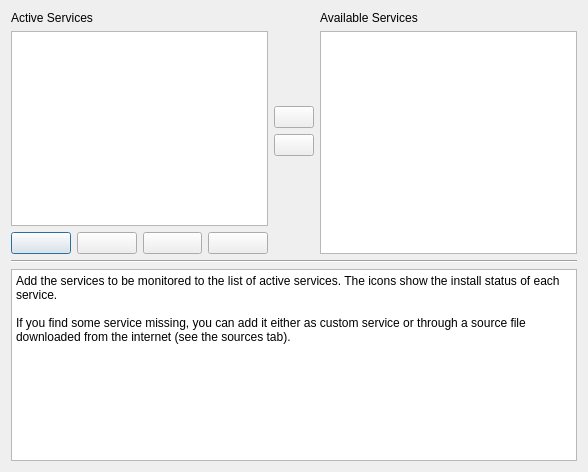
Old version of the form contents/code/dialogs/Services.ui in the repository mbleichner/service-monitor.
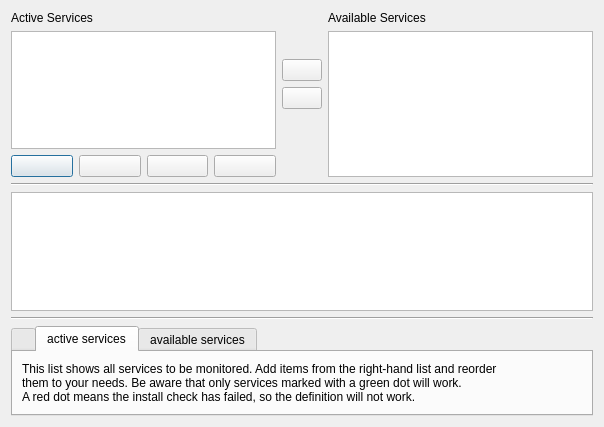
New version of the form. The open tabs and pages were chosen to show the change. Icons and pictures are not drawn.

Commit message: redesigned help (texts not completely finished)

```diff
--- a/contents/code/dialogs/Services.ui
+++ b/contents/code/dialogs/Services.ui
@@ -6,14 +6,14 @@
    <rect>
     <x>0</x>
     <y>0</y>
-    <width>588</width>
-    <height>472</height>
+    <width>604</width>
+    <height>427</height>
    </rect>
   </property>
   <property name="windowTitle">
    <string>Dialog</string>
   </property>
-  <layout class="QVBoxLayout" name="verticalLayout_4">
+  <layout class="QVBoxLayout" name="verticalLayout_8">
    <item>
     <layout class="QHBoxLayout" name="horizontalLayout_2">
      <item>
@@ -209,16 +209,98 @@
       <bool>true</bool>
      </property>
      <property name="html">
-      <string>&lt;!DOCTYPE HTML PUBLIC &quot;-//W3C//DTD HTML 4.0//EN&quot; &quot;http://www.w3.org/TR/REC-html40/strict.dtd&quot;&gt;
+      <string notr="true">&lt;!DOCTYPE HTML PUBLIC &quot;-//W3C//DTD HTML 4.0//EN&quot; &quot;http://www.w3.org/TR/REC-html40/strict.dtd&quot;&gt;
 &lt;html&gt;&lt;head&gt;&lt;meta name=&quot;qrichtext&quot; content=&quot;1&quot; /&gt;&lt;style type=&quot;text/css&quot;&gt;
 p, li { white-space: pre-wrap; }
-&lt;/style&gt;&lt;/head&gt;&lt;body style=&quot; font-family:'Nimbus Sans L'; font-size:9pt; font-weight:400; font-style:normal;&quot;&gt;
-&lt;p style=&quot; margin-top:0px; margin-bottom:0px; margin-left:0px; margin-right:0px; -qt-block-indent:0; text-indent:0px;&quot;&gt;Add the services to be monitored to the list of active services. The icons show the install status of each service.&lt;/p&gt;
-&lt;p style=&quot;-qt-paragraph-type:empty; margin-top:0px; margin-bottom:0px; margin-left:0px; margin-right:0px; -qt-block-indent:0; text-indent:0px;&quot;&gt;&lt;/p&gt;
-&lt;p style=&quot; margin-top:0px; margin-bottom:0px; margin-left:0px; margin-right:0px; -qt-block-indent:0; text-indent:0px;&quot;&gt;If you find some service missing, you can add it either as custom service or through a source file downloaded from the internet (see the sources tab).&lt;/p&gt;&lt;/body&gt;&lt;/html&gt;</string>
+&lt;/style&gt;&lt;/head&gt;&lt;body style=&quot; font-family:'DejaVu Sans'; font-size:9pt; font-weight:400; font-style:normal;&quot;&gt;
+&lt;p style=&quot;-qt-paragraph-type:empty; margin-top:0px; margin-bottom:0px; margin-left:0px; margin-right:0px; -qt-block-indent:0; text-indent:0px;&quot;&gt;&lt;/p&gt;&lt;/body&gt;&lt;/html&gt;</string>
      </property>
     </widget>
    </item>
+   <item>
+    <widget class="Line" name="line_2">
+     <property name="sizePolicy">
+      <sizepolicy hsizetype="Minimum" vsizetype="Fixed">
+       <horstretch>0</horstretch>
+       <verstretch>0</verstretch>
+      </sizepolicy>
+     </property>
+     <property name="orientation">
+      <enum>Qt::Horizontal</enum>
+     </property>
+    </widget>
+   </item>
+   <item>
+    <widget class="QTabWidget" name="helpTabWidget">
+     <property name="currentIndex">
+      <number>2</number>
+     </property>
+     <widget class="QWidget" name="help">
+      <attribute name="icon">
+       <iconset resource="../resources/icons/icons.qrc">
+        <normaloff>:/help.png</normaloff>:/help.png</iconset>
+      </attribute>
+      <attribute name="title">
+       <string/>
+      </attribute>
+      <layout class="QVBoxLayout" name="verticalLayout_4">
+       <item>
+        <widget class="QLabel" name="label_2">
+         <property name="text">
+          <string>Add the services to be monitored to the list of active services. The icons show the install
+status of each service. If you find some service missing, you can add it either as custom
+service or through a source file downloaded from the internet (see the sources tab).</string>
+         </property>
+         <property name="alignment">
+          <set>Qt::AlignLeading|Qt::AlignLeft|Qt::AlignVCenter</set>
+         </property>
+        </widget>
+       </item>
+      </layout>
+     </widget>
+     <widget class="QWidget" name="tab_1">
+      <attribute name="title">
+       <string>active services</string>
+      </attribute>
+      <layout class="QVBoxLayout" name="verticalLayout_5">
+       <item>
+        <widget class="QLabel" name="label">
+         <property name="sizePolicy">
+          <sizepolicy hsizetype="Minimum" vsizetype="Fixed">
+           <horstretch>0</horstretch>
+           <verstretch>0</verstretch>
+          </sizepolicy>
+         </property>
+         <property name="text">
+          <string>This list shows all services to be monitored. Add items from the right-hand list and reorder
+them to your needs. Be aware that only services marked with a green dot will work.
+A red dot means the install check has failed, so the definition will not work.</string>
+         </property>
+         <property name="wordWrap">
+          <bool>false</bool>
+         </property>
+        </widget>
+       </item>
+      </layout>
+     </widget>
+     <widget class="QWidget" name="tab_2">
+      <attribute name="title">
+       <string>available services</string>
+      </attribute>
+      <layout class="QVBoxLayout" name="verticalLayout_6">
+       <item>
+        <widget class="QLabel" name="label_3">
+         <property name="text">
+          <string>The list of available services is loaded from your definition source files, which you can
+manage under the &quot;Sources&quot; tab. If a specific service is missing here, try looking for it
+in the sources tab or define it yourself under &quot;Custom Services&quot;.</string>
+         </property>
+        </widget>
+       </item>
+      </layout>
+     </widget>
+    </widget>
+   </item>
   </layout>
  </widget>
  <resources>
```
Left out of the diff: 2 changed lines with no effect on the pictures. The commit also changes 14 other files.
